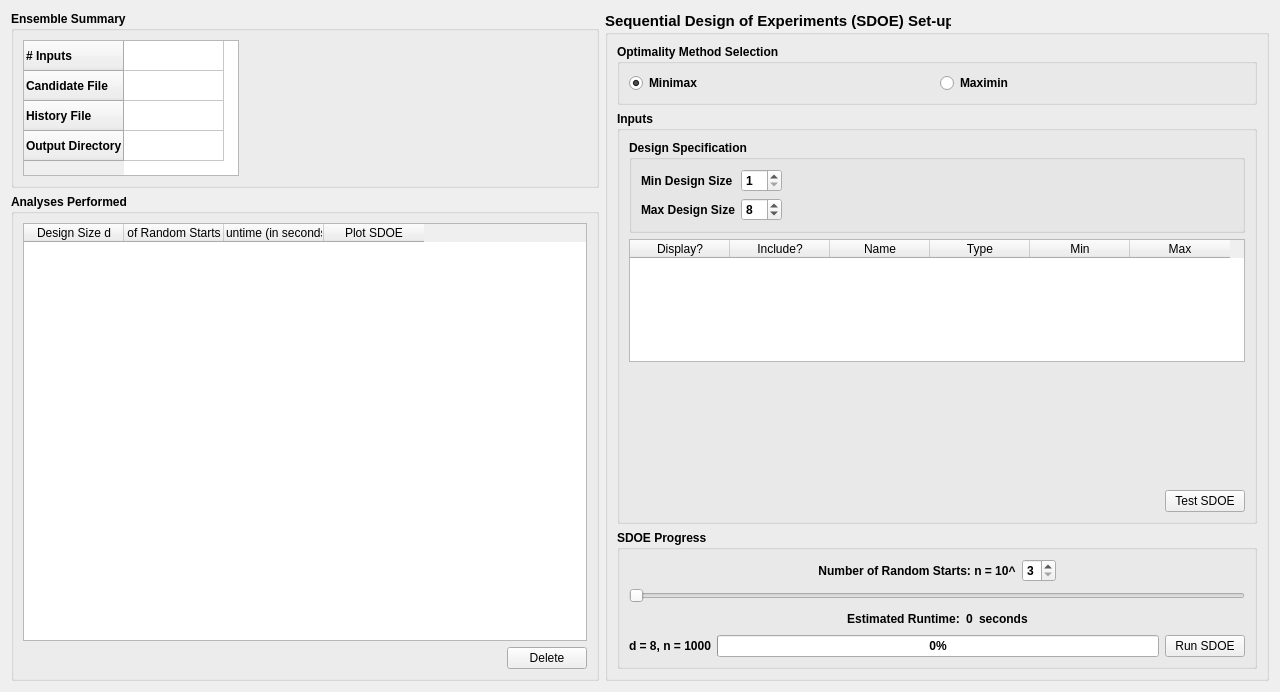
Above: foqus_lib/gui/sdoe/sdoeAnalysisDialog_UI.ui from CCSI-Toolset/FOQUS before the change. Below: the same form after it.
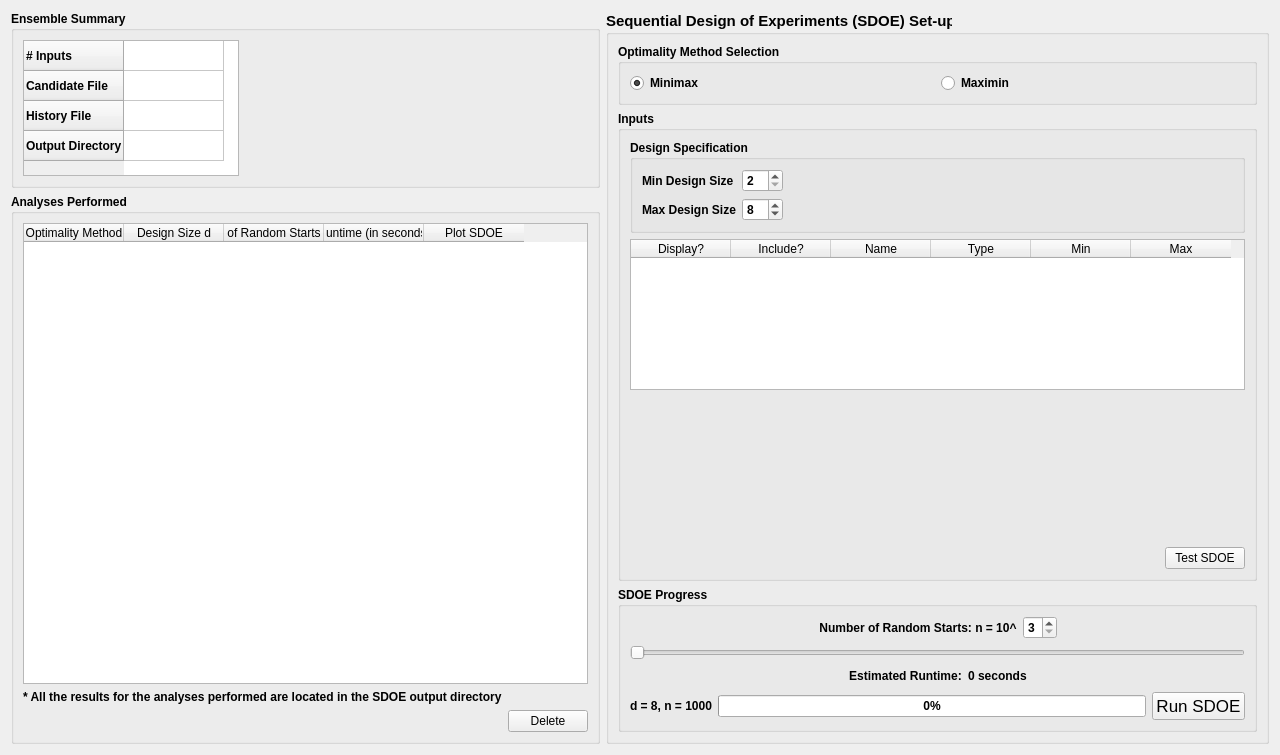
That is the form after the change.

What changed in the file:
```diff
--- a/foqus_lib/gui/sdoe/sdoeAnalysisDialog_UI.ui
+++ b/foqus_lib/gui/sdoe/sdoeAnalysisDialog_UI.ui
@@ -7,7 +7,7 @@
     <x>0</x>
     <y>0</y>
     <width>1280</width>
-    <height>692</height>
+    <height>755</height>
    </rect>
   </property>
   <property name="font">
@@ -226,7 +226,7 @@
                <string>Please choose the size for a small grouping.</string>
               </property>
               <property name="minimum">
-               <number>1</number>
+               <number>2</number>
               </property>
              </widget>
             </item>
@@ -468,14 +468,7 @@
            <item>
             <widget class="QLabel" name="time_dynamic">
              <property name="text">
-              <string>0</string>
-             </property>
-            </widget>
-           </item>
-           <item>
-            <widget class="QLabel" name="units_static">
-             <property name="text">
-              <string>seconds</string>
+              <string>0 seconds</string>
              </property>
             </widget>
            </item>
@@ -514,7 +507,7 @@
             <widget class="QPushButton" name="runSdoeButton">
              <property name="font">
               <font>
-               <pointsize>9</pointsize>
+               <pointsize>13</pointsize>
                <weight>50</weight>
                <bold>false</bold>
               </font>
@@ -547,23 +540,7 @@
       <string>Analyses Performed</string>
      </property>
      <layout class="QGridLayout" name="gridLayout_3">
-      <item row="1" column="1">
-       <widget class="QPushButton" name="deleteAnalysisButton">
-        <property name="font">
-         <font>
-          <weight>50</weight>
-          <bold>false</bold>
-         </font>
-        </property>
-        <property name="text">
-         <string>Delete</string>
-        </property>
-        <property name="autoDefault">
-         <bool>false</bool>
-        </property>
-       </widget>
-      </item>
-      <item row="1" column="0">
+      <item row="2" column="0">
        <spacer name="horizontalSpacer_4">
         <property name="orientation">
          <enum>Qt::Horizontal</enum>
@@ -587,6 +564,11 @@
         <property name="sizeAdjustPolicy">
          <enum>QAbstractScrollArea::AdjustToContents</enum>
         </property>
+        <column>
+         <property name="text">
+          <string>Optimality Method</string>
+         </property>
+        </column>
         <column>
          <property name="text">
           <string>Design Size d</string>
@@ -609,6 +591,29 @@
         </column>
        </widget>
       </item>
+      <item row="2" column="1">
+       <widget class="QPushButton" name="deleteAnalysisButton">
+        <property name="font">
+         <font>
+          <weight>50</weight>
+          <bold>false</bold>
+         </font>
+        </property>
+        <property name="text">
+         <string>Delete</string>
+        </property>
+        <property name="autoDefault">
+         <bool>false</bool>
+        </property>
+       </widget>
+      </item>
+      <item row="1" column="0">
+       <widget class="QLabel" name="analysisInstructions_static">
+        <property name="text">
+         <string>* All the results for the analyses performed are located in the SDOE output directory</string>
+        </property>
+       </widget>
+      </item>
      </layout>
     </widget>
    </item>
```
